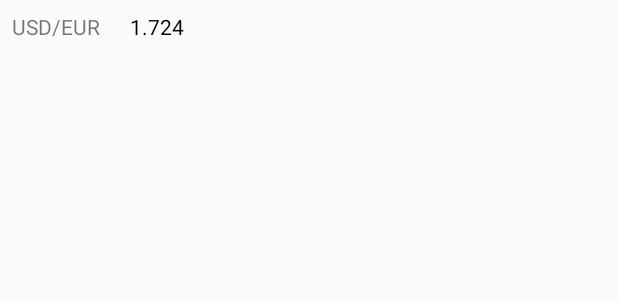
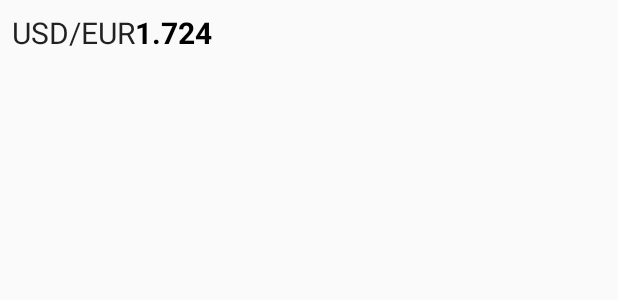
Before and after one commit to FabioMartignoni89/ExchangeRatesTracker-android, an Android app: the layout exchange_rate_row.xml on its own in the app's theme, with its tools: preview values and no code run, on a phone screen of 412 x 824 dp. Shown: the top 300 px of the screen. Run offline under Robolectric (Android 15) with nearby library versions, the phone set to English and light mode, and no system bars.

Commit message:
improved list ui

```diff
--- a/app/src/main/java/it/fabiomartignoni/exchangeratestracker/view/ExchangeRatesAdapter.kt
+++ b/app/src/main/java/it/fabiomartignoni/exchangeratestracker/view/ExchangeRatesAdapter.kt
@@ -47,7 +47,8 @@ class ExchangeRatesAdapter: RecyclerView.Adapter<ExchangeRatesAdapter.ExchangeRa
 
         fun bind(exchangeRate: ExchangeRateDisplayModel) {
             this.exchangeRate = exchangeRate
-            view.currencyPairTextView.text = exchangeRate.currencyPair
+            val pairsText = "${exchangeRate.currencyPair}   =   "
+            view.currencyPairTextView.text = pairsText
             view.exchangeRateTextView.text = exchangeRate.exchangeRate
         }
 
--- a/app/src/main/res/layout/exchange_rate_row.xml
+++ b/app/src/main/res/layout/exchange_rate_row.xml
@@ -10,14 +10,14 @@
         android:layout_width="wrap_content"
         android:layout_height="wrap_content"
         android:id="@+id/currencyPairTextView"
+        style="@style/SecondaryText"
         android:text="USD/EUR"/>
 
     <TextView
         android:layout_width="wrap_content"
         android:layout_height="wrap_content"
         android:id="@+id/exchangeRateTextView"
-        android:layout_marginStart="20dp"
-        android:textColor="@color/colorTextPrimary"
+        style="@style/PrimaryText"
         android:text="1.724"/>
 
 </LinearLayout>
--- a/app/src/main/res/values/styles.xml
+++ b/app/src/main/res/values/styles.xml
@@ -17,4 +17,14 @@
 
     <style name="AppTheme.PopupOverlay" parent="ThemeOverlay.AppCompat.Light" />
 
+    <style name="PrimaryText" parent="TextAppearance.AppCompat">
+        <item name="android:textColor">@color/colorTextPrimary</item>
+        <item name="android:textSize">20sp</item>
+        <item name="android:textStyle">bold</item>
+    </style>
+
+    <style name="SecondaryText" parent="TextAppearance.AppCompat">
+        <item name="android:textSize">20sp</item>
+    </style>
+
 </resources>
```
